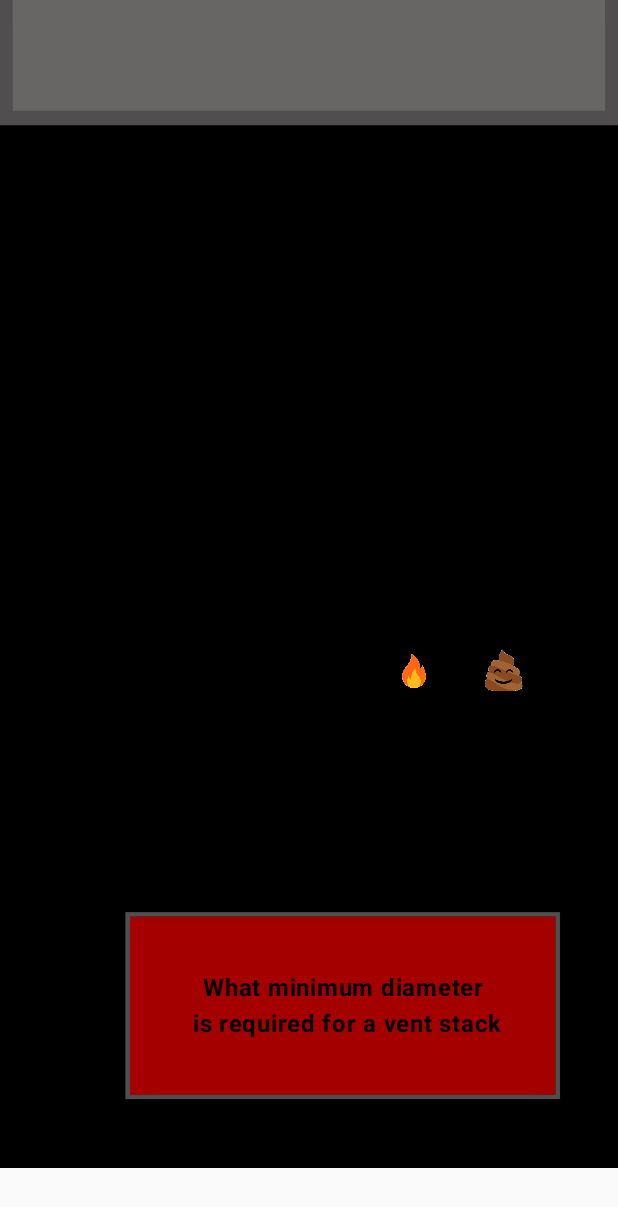
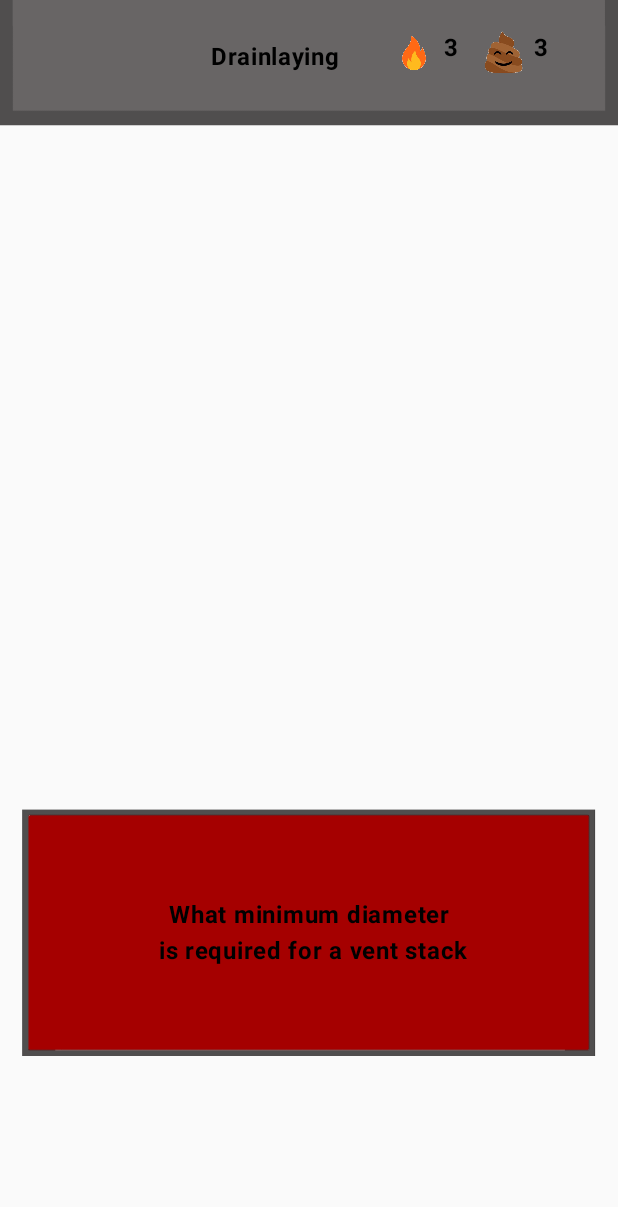
Before and after one commit to Grimwat/PGDQuiz, an Android app built with Jetpack Compose: the screen it shows after launch (MainActivity), on a phone screen of 412 x 824 dp. Shown: the top 1207 px of the screen. Run offline under Robolectric (Android 15) with nearby library versions, the phone set to English and light mode, and no system bars.

Commit message:
layout Changes

```diff
--- a/app/src/main/java/com/example/pgdquiz/ui/Composables/Banner.kt
+++ b/app/src/main/java/com/example/pgdquiz/ui/Composables/Banner.kt
@@ -32,6 +32,7 @@ fun Banner(
     streakcount: String,
     modifier: Modifier = Modifier
 ) {
+    Box(modifier = Modifier.fillMaxWidth()) {
         Image(
             painter = painterResource(R.drawable.banner__2_),
             contentDescription = "Banner"
@@ -48,6 +49,7 @@ fun Banner(
                     .padding(start = 140.dp, top = 20.dp, bottom = 20.dp),
                 textAlign = TextAlign.Center
             )
+            Row {
                 Image(
                     painter = icon,
                     contentDescription = streak,
@@ -62,7 +64,8 @@ fun Banner(
                         .padding(end = 10.dp, bottom = 20.dp, top = 20.dp),
                     textAlign = TextAlign.Center
                 )
-
+            }
+            Row {
                 Image(
                     painter = examEmoji,
                     contentDescription = emojiCont,
@@ -79,10 +82,11 @@ fun Banner(
                         .padding(end = 25.dp, bottom = 20.dp, top = 20.dp),
                     textAlign = TextAlign.Center
                 )
+            }
 
         }
     }
-
+}
 
 
 @Preview
--- a/app/src/main/java/com/example/pgdquiz/ui/Composables/Question.kt
+++ b/app/src/main/java/com/example/pgdquiz/ui/Composables/Question.kt
@@ -35,7 +35,6 @@ fun Questionfield(
         Image(
             painter = painterResource(R.drawable.questionbox),
             contentDescription = "Questions",
-            modifier = Modifier.fillMaxSize(),
         )
         Text(
             text = question,
--- a/app/src/main/java/com/example/pgdquiz/ui/ExamLayout.kt
+++ b/app/src/main/java/com/example/pgdquiz/ui/ExamLayout.kt
@@ -1,10 +1,14 @@
 package com.example.pgdquiz.ui
 
 import androidx.compose.foundation.Image
+import androidx.compose.foundation.layout.Arrangement
+import androidx.compose.foundation.layout.Box
 import androidx.compose.foundation.layout.Column
+import androidx.compose.foundation.layout.Spacer
 import androidx.compose.foundation.layout.fillMaxHeight
 import androidx.compose.foundation.layout.fillMaxSize
 import androidx.compose.foundation.layout.fillMaxWidth
+import androidx.compose.foundation.layout.height
 import androidx.compose.foundation.layout.padding
 import androidx.compose.runtime.Composable
 import androidx.compose.ui.Modifier
@@ -22,10 +26,6 @@ import com.example.pgdquiz.ui.theme.PgdQuizTheme
 fun DrainLayout(
     modifier: Modifier = Modifier
 ) {
-    Image(
-        modifier = Modifier.fillMaxHeight(),
-        painter = painterResource(R.drawable.background__1_),
-        contentDescription = "TradesManTom")
         Column(modifier = modifier) {
             Banner(
                 examType = "Drainlaying",
@@ -36,23 +36,17 @@ fun DrainLayout(
                 streak = "Streak Count",
                 streakcount = "3"
             )
+            Spacer(modifier = Modifier.height(8.dp))
             Questionfield(
                 question = "What minimum diameter\n is required for a vent stack",
-            modifier = Modifier
-                .padding(top = 30.dp, start = 45.dp)
             )
-        ButtonGrid(
-            modifier = Modifier
-                .padding(top = 60.dp)
-        )
-        BannerAd()
         }
     }
 
 
 @Preview
 @Composable
-fun Drainpreview (){
+fun Drainpreview() {
     PgdQuizTheme {
         DrainLayout()
     }
```
Lines whose indentation alone changed are shown as unchanged.
